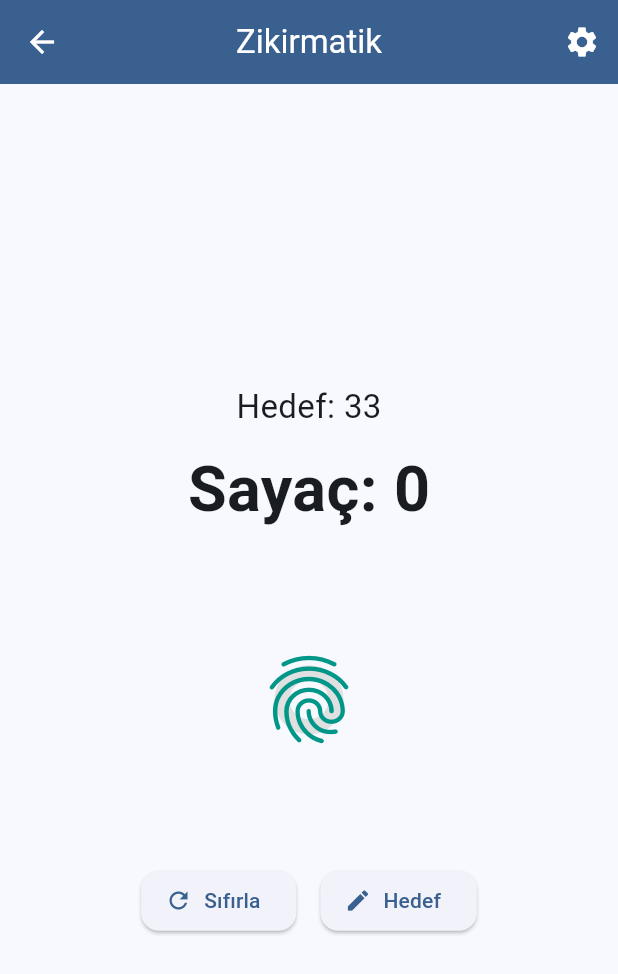
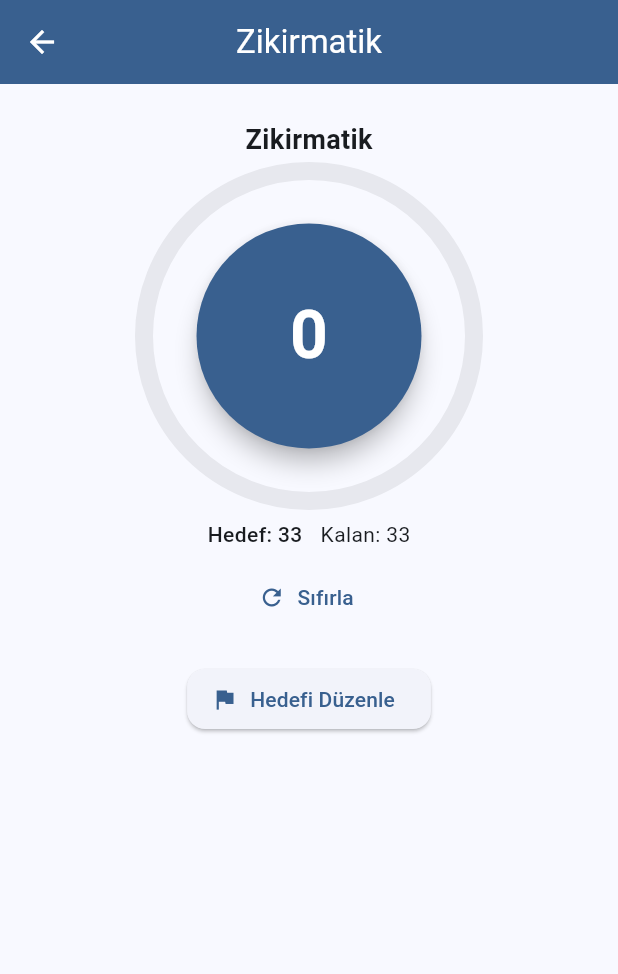
Before and after one commit to hmdyyldrm/sayar_flutter, a Flutter app: the ZikirmatikScreen screen opened directly, after a tap on "Sıfırla", on a phone screen of 412 x 824 dp. Shown: the top 974 px of the screen. Run offline on Flutter 3.47's test engine with Material 3 defaults, Android fonts, the phone set to English and light mode, and no system bars; our stand-ins replace audioplayers, flutter_local_notifications, share_plus, shared_preferences, sqflite, vibration; missing offline and left inert: android_alarm_manager_plus; accounts and stored records are empty.

Commit message:
before modif db

```diff
--- a/lib/main.dart
+++ b/lib/main.dart
@@ -1,4 +1,6 @@
+// lib/main.dart
 import 'package:flutter/material.dart';
+import 'package:sayarapp/database/database_helper.dart';
 import 'package:shared_preferences/shared_preferences.dart';
 import 'theme.dart';
 import 'screens/main_page.dart';
@@ -11,36 +13,66 @@ import 'screens/settings_screen.dart';
 
 void main() async {
   WidgetsFlutterBinding.ensureInitialized();
+  // Eski database'i kontrol edip taşı
+  await DatabaseHelper.instance.migrateOldDatabase();
+  WidgetsFlutterBinding.ensureInitialized();
   final prefs = await SharedPreferences.getInstance();
-  final hasPassword = (prefs.getString('password') ?? '').isNotEmpty;
+  final bool gece = prefs.getBool('geceModu') ?? false;
+  final ThemeMode initialMode = gece ? ThemeMode.dark : ThemeMode.light;
 
-  runApp(MyApp(initialRoute: hasPassword ? '/auth' : '/main'));
+  runApp(AppRoot(initialTheme: initialMode));
 }
 
-class MyApp extends StatelessWidget {
-  final String initialRoute;
-  const MyApp({super.key, required this.initialRoute});
+class ThemeController extends ChangeNotifier {
+  ThemeMode _mode;
+  ThemeController(this._mode);
+  ThemeMode get mode => _mode;
+  void setMode(ThemeMode m) {
+    if (_mode == m) return;
+    _mode = m;
+    notifyListeners();
+  }
+}
+
+class AppRoot extends StatefulWidget {
+  final ThemeMode initialTheme;
+  const AppRoot({super.key, required this.initialTheme});
+  @override
+  State<AppRoot> createState() => _AppRootState();
+}
+
+class _AppRootState extends State<AppRoot> {
+  late final ThemeController themeController;
+
+  @override
+  void initState() {
+    super.initState();
+    themeController = ThemeController(widget.initialTheme);
+  }
 
   @override
   Widget build(BuildContext context) {
+    return AnimatedBuilder(
+      animation: themeController,
+      builder: (context, _) {
         return MaterialApp(
+          debugShowCheckedModeBanner: false,
           title: 'Sayar',
-      debugShowCheckedModeBanner: false,
           theme: AppTheme.lightTheme,
           darkTheme: AppTheme.darkTheme,
-      themeMode: ThemeMode.system,
-      initialRoute: initialRoute,
+          themeMode: themeController.mode,
+          initialRoute: '/main',
           routes: {
             '/main': (_) => const MainPage(),
-        '/zikirmatik': (context) => const ZikirScreen(),
             '/gunluk': (_) => const GunlukHedeflerScreen(),
             '/duavezikir': (_) => const DuaVeZikirlerScreen(),
-        // zikir detail uses MaterialPageRoute with args
             '/yeni_zikir': (_) => const YeniZikirScreen(),
             '/esma': (_) => const EsmaScreen(),
-        '/ayarlar': (_) => const SettingsScreen(),
+            '/ayarlar': (_) => SettingsScreen(controller: themeController),
+            '/zikirmatik': (context) => ZikirScreen(),
           },
-      // If auth route exists, you can add '/auth' mapping to your auth screen
+        );
+      },
     );
   }
 }
--- a/lib/screens/zikirmatik_screen.dart
+++ b/lib/screens/zikirmatik_screen.dart
@@ -1,180 +1,109 @@
+// lib/screens/zikirmatik_screen.dart
 import 'package:flutter/material.dart';
 import 'package:shared_preferences/shared_preferences.dart';
-import 'package:vibration/vibration.dart';
-import 'package:audioplayers/audioplayers.dart';
+import '../widgets/modern_counter.dart';
 
 class ZikirmatikScreen extends StatefulWidget {
-  const ZikirmatikScreen({super.key});
+  final String? title;
+  final int? initialTarget;
+  final int? initialCount;
+  final int? goalIndex; // if opened for a specific goal index, save back to metin{i}/sayac{i}/hedef{i}
+
+  const ZikirmatikScreen({super.key, this.title, this.initialTarget, this.initialCount, this.goalIndex});
 
   @override
   State<ZikirmatikScreen> createState() => _ZikirmatikScreenState();
 }
 
 class _ZikirmatikScreenState extends State<ZikirmatikScreen> {
-  int sayac = 0;
-  int hedef = 33;
-  bool sesEtkin = true;
-  bool titresimEtkin = true;
-  late SharedPreferences prefs;
-  final player = AudioPlayer();
+  late int count;
+  late int target;
+  String titleText = '';
 
   @override
   void initState() {
     super.initState();
-    _verileriYukle();
+    count = widget.initialCount ?? 0;
+    target = widget.initialTarget ?? 33;
+    titleText = widget.title ?? 'Zikirmatik';
   }
 
-  Future<void> _verileriYukle() async {
-    prefs = await SharedPreferences.getInstance();
-    setState(() {
-      sayac = prefs.getInt('zikir_sayac') ?? 0;
-      hedef = prefs.getInt('zikir_hedef') ?? 33;
-      sesEtkin = prefs.getBool('sesEtkin') ?? true;
-      titresimEtkin = prefs.getBool('titresimEtkin') ?? true;
-    });
-  }
-
-  Future<void> _verileriKaydet() async {
-    await prefs.setInt('zikir_sayac', sayac);
-    await prefs.setInt('zikir_hedef', hedef);
-    await prefs.setBool('sesEtkin', sesEtkin);
-    await prefs.setBool('titresimEtkin', titresimEtkin);
-  }
-
-  void _arttir() {
-    if (sayac < hedef) {
-      setState(() => sayac++);
-      if (sesEtkin) player.play(AssetSource('sounds/click.mp3'));
-      if (titresimEtkin) Vibration.vibrate(duration: 60);
-      _verileriKaydet();
+  Future<void> _increment() async {
+    if (count < target) {
+      setState(() => count++);
+      await _maybeSaveBack();
     } else {
-      ScaffoldMessenger.of(context).showSnackBar(
-        const SnackBar(content: Text("Hedef tamamlandı 🌙")),
-      );
+      // already reached target - still allow!
+      setState(() => count++);
+      await _maybeSaveBack();
     }
   }
 
-  void _sifirla() {
-    setState(() => sayac = 0);
-    _verileriKaydet();
+  Future<void> _reset() async {
+    setState(() => count = 0);
+    await _maybeSaveBack();
   }
 
-  void _hedefDegistir(BuildContext context) {
-    final controller = TextEditingController(text: hedef.toString());
-    showDialog(
-      context: context,
-      builder: (_) => AlertDialog(
-        title: const Text("Yeni hedef belirle"),
-        content: TextField(
-          controller: controller,
-          keyboardType: TextInputType.number,
-          decoration: const InputDecoration(hintText: "Yeni hedef sayısı"),
-        ),
-        actions: [
-          TextButton(onPressed: () => Navigator.pop(context), child: const Text("İptal")),
-          ElevatedButton(
-            onPressed: () {
-              setState(() => hedef = int.tryParse(controller.text) ?? 33);
-              _verileriKaydet();
-              Navigator.pop(context);
-            },
-            child: const Text("Kaydet"),
-          )
-        ],
-      ),
-    );
+  Future<void> _maybeSaveBack() async {
+    if (widget.goalIndex != null) {
+      final prefs = await SharedPreferences.getInstance();
+      final i = widget.goalIndex!;
+      await prefs.setInt('sayac$i', count);
+      // hedef ve metin zaten mevcut, güncelle gerekirse de yapılır
     }
-
-  void _ayarlarMenusu() {
-    showModalBottomSheet(
-      context: context,
-      builder: (_) => Padding(
-        padding: const EdgeInsets.all(16),
-        child: Column(
-          mainAxisSize: MainAxisSize.min,
-          children: [
-            SwitchListTile(
-              title: const Text("Ses efekti"),
-              value: sesEtkin,
-              onChanged: (v) {
-                setState(() => sesEtkin = v);
-                _verileriKaydet();
-              },
-            ),
-            SwitchListTile(
-              title: const Text("Titreşim"),
-              value: titresimEtkin,
-              onChanged: (v) {
-                setState(() => titresimEtkin = v);
-                _verileriKaydet();
-              },
-            ),
-          ],
-        ),
-      ),
-    );
-  }
-
-  @override
-  void dispose() {
-    player.dispose();
-    super.dispose();
+    // If it's a custom zikir stored by key, user should use specialized screen; here we just support goals back-save
   }
 
   @override
   Widget build(BuildContext context) {
-    final oran = (sayac / hedef).clamp(0, 1.0);
     return Scaffold(
-      appBar: AppBar(
-        title: const Text("Zikirmatik"),
+      appBar: AppBar(title: Text(titleText)),
+      body: SafeArea(
+        child: SingleChildScrollView(
+          padding: const EdgeInsets.symmetric(vertical: 24, horizontal: 18),
+          child: Column(
+            children: [
+              ModernCounter(
+                title: titleText,
+                count: count,
+                target: target,
+                onTap: _increment,
+                onReset: _reset,
+              ),
+              const SizedBox(height: 20),
+              ElevatedButton.icon(
+                onPressed: () {
+                  // open a dialog to change target
+                  final ctrl = TextEditingController(text: target.toString());
+                  showDialog(
+                    context: context,
+                    builder: (_) => AlertDialog(
+                      title: const Text('Hedefi Değiştir'),
+                      content: TextField(controller: ctrl, keyboardType: TextInputType.number),
                       actions: [
-          IconButton(icon: const Icon(Icons.settings), onPressed: _ayarlarMenusu),
-        ],
-      ),
-      body: Center(
-        child: Column(
-          mainAxisAlignment: MainAxisAlignment.center,
-          children: [
-            Text("Hedef: $hedef", style: const TextStyle(fontSize: 22)),
-            const SizedBox(height: 10),
-            Text("Sayaç: $sayac", style: const TextStyle(fontSize: 42, fontWeight: FontWeight.bold)),
-            const SizedBox(height: 20),
-            SizedBox(
-              width: 180,
-              height: 180,
-              child: Stack(
-                alignment: Alignment.center,
-                children: [
-                  CircularProgressIndicator(
-                    value: oran,
-                    strokeWidth: 10,
-                    backgroundColor: Colors.grey[300],
-                    valueColor: AlwaysStoppedAnimation(oran == 1.0 ? Colors.green : Colors.teal),
-                  ),
-                  IconButton(
-                    icon: const Icon(Icons.fingerprint, size: 70, color: Colors.teal),
-                    onPressed: _arttir,
+                        TextButton(onPressed: () => Navigator.pop(context), child: const Text('İptal')),
+                        ElevatedButton(
+                          onPressed: () async {
+                            final v = int.tryParse(ctrl.text) ?? target;
+                            setState(() => target = v);
+                            if (widget.goalIndex != null) {
+                              final i = widget.goalIndex!;
+                              final prefs = await SharedPreferences.getInstance();
+                              await prefs.setInt('hedef$i', target);
+                            }
+                            Navigator.pop(context);
+                          },
+                          child: const Text('Kaydet'),
                         ),
                       ],
                     ),
-            ),
-            const SizedBox(height: 20),
-            Wrap(
-              spacing: 16,
-              children: [
-                ElevatedButton.icon(
-                  onPressed: _sifirla,
-                  icon: const Icon(Icons.refresh),
-                  label: const Text("Sıfırla"),
-                ),
-                ElevatedButton.icon(
-                  onPressed: () => _hedefDegistir(context),
-                  icon: const Icon(Icons.edit),
-                  label: const Text("Hedef"),
+                  );
+                },
+                icon: const Icon(Icons.flag),
+                label: const Text('Hedefi Düzenle'),
               ),
             ],
           ),
-          ],
         ),
       ),
     );
--- a/lib/theme.dart
+++ b/lib/theme.dart
@@ -1,50 +1,49 @@
+// lib/theme.dart
 import 'package:flutter/material.dart';
 
 class AppColors {
-  static const primary = Color(0xFF1E88E5); // blue
-  static const primaryContainer = Color(0xFFDFF1FF);
-  static const secondary = Color(0xFF90CAF9);
-  static const accent = Color(0xFF0D47A1);
+  static const Color primary = Color(0xFF1E88E5);
+  static const Color primaryContainer = Color(0xFFDFF1FF);
+  static const Color secondary = Color(0xFF90CAF9);
+  static const Color accent = Color(0xFF0D47A1);
 }
 
 class AppTheme {
-  static final lightColorScheme = ColorScheme.fromSeed(
+  static final ColorScheme lightScheme = ColorScheme.fromSeed(
     seedColor: AppColors.primary,
     brightness: Brightness.light,
   );
 
-  static final darkColorScheme = ColorScheme.fromSeed(
+  static final ColorScheme darkScheme = ColorScheme.fromSeed(
     seedColor: AppColors.primary,
     brightness: Brightness.dark,
   );
 
-  static final lightTheme = ThemeData(
-    colorScheme: lightColorScheme,
+  static final ThemeData lightTheme = ThemeData(
+    colorScheme: lightScheme,
     useMaterial3: true,
-    visualDensity: VisualDensity.adaptivePlatformDensity,
     appBarTheme: AppBarTheme(
-      backgroundColor: lightColorScheme.primary,
-      foregroundColor: lightColorScheme.onPrimary,
+      backgroundColor: lightScheme.primary,
+      foregroundColor: lightScheme.onPrimary,
       centerTitle: true,
     ),
-   cardTheme: const CardThemeData(
-  color: Colors.white,
+    cardTheme: const CardThemeData(
   elevation: 4,
-  shape: RoundedRectangleBorder(
-    borderRadius: BorderRadius.all(Radius.circular(16)),
-  ),
+  shape: RoundedRectangleBorder(borderRadius: BorderRadius.all(Radius.circular(14))),
 ),
     elevatedButtonTheme: ElevatedButtonThemeData(
-      style: ElevatedButton.styleFrom(shape: RoundedRectangleBorder(borderRadius: BorderRadius.circular(12))),
+      style: ElevatedButton.styleFrom(
+        shape: RoundedRectangleBorder(borderRadius: BorderRadius.circular(12)),
+      ),
     ),
   );
 
-  static final darkTheme = ThemeData(
-    colorScheme: darkColorScheme,
+  static final ThemeData darkTheme = ThemeData(
+    colorScheme: darkScheme,
     useMaterial3: true,
     appBarTheme: AppBarTheme(
-      backgroundColor: darkColorScheme.primary,
-      foregroundColor: darkColorScheme.onPrimary,
+      backgroundColor: darkScheme.primary,
+      foregroundColor: darkScheme.onPrimary,
       centerTitle: true,
     ),
   );
--- /dev/null
+++ b/lib/widgets/modern_counter.dart
@@ -0,0 +1,81 @@
+// lib/widgets/modern_counter.dart
+import 'package:flutter/material.dart';
+
+class ModernCounter extends StatelessWidget {
+  final int count;
+  final int target;
+  final VoidCallback onTap;
+  final VoidCallback? onReset;
+  final String title;
+
+  const ModernCounter({
+    super.key,
+    required this.count,
+    required this.target,
+    required this.onTap,
+    this.onReset,
+    this.title = '',
+  });
+
+  @override
+  Widget build(BuildContext context) {
+    final ratio = target > 0 ? (count / target).clamp(0.0, 1.0) : 0.0;
+    final scheme = Theme.of(context).colorScheme;
+
+    return Column(
+      mainAxisSize: MainAxisSize.min,
+      children: [
+        if (title.isNotEmpty) Padding(padding: const EdgeInsets.only(bottom: 8.0), child: Text(title, style: const TextStyle(fontSize: 18, fontWeight: FontWeight.w600))),
+        SizedBox(
+          width: 220,
+          height: 220,
+          child: Stack(
+            alignment: Alignment.center,
+            children: [
+              SizedBox(
+                width: 220,
+                height: 220,
+                child: CircularProgressIndicator(
+                  value: ratio,
+                  strokeWidth: 12,
+                  backgroundColor: scheme.onSurface.withOpacity(0.08),
+                  valueColor: AlwaysStoppedAnimation<Color>(scheme.primary),
+                ),
+              ),
+              Material(
+                color: scheme.primary,
+                shape: const CircleBorder(),
+                elevation: 6,
+                child: InkWell(
+                  customBorder: const CircleBorder(),
+                  onTap: onTap,
+                  child: SizedBox(
+                    width: 150,
+                    height: 150,
+                    child: Center(
+                      child: Text(
+                        '$count',
+                        style: TextStyle(fontSize: 44, fontWeight: FontWeight.bold, color: scheme.onPrimary),
+                      ),
+                    ),
+                  ),
+                ),
+              ),
+            ],
+          ),
+        ),
+        const SizedBox(height: 12),
+        Row(mainAxisAlignment: MainAxisAlignment.center, children: [
+          Text('Hedef: $target', style: const TextStyle(fontWeight: FontWeight.w500)),
+          const SizedBox(width: 12),
+          Text('Kalan: ${ (target - count).clamp(0, target) }'),
+        ]),
+        if (onReset != null)
+          Padding(
+            padding: const EdgeInsets.only(top: 8.0),
+            child: TextButton.icon(onPressed: onReset, icon: const Icon(Icons.refresh_outlined), label: const Text('Sıfırla')),
+          ),
+      ],
+    );
+  }
+}
--- a/pubspec.yaml
+++ b/pubspec.yaml
@@ -32,7 +32,6 @@ dependencies:
     sdk: flutter
   sqflite: ^2.3.3
   shared_preferences: ^2.3.2
-  vibration: ^1.9.0
   audioplayers: ^6.1.0
   share_plus: ^9.0.0
   intl: ^0.19.0
```
Also changed, not shown: lib/database/database_helper.dart (+37 -3 lines), lib/screens/gunluk_hedefler_screen.dart (+106 -40 lines), lib/screens/settings_screen.dart (+54 -19 lines), lib/services/preferences_service.dart (+36 -26 lines), pubspec.lock, 5 other files. Lines whose indentation alone changed are shown as unchanged.
